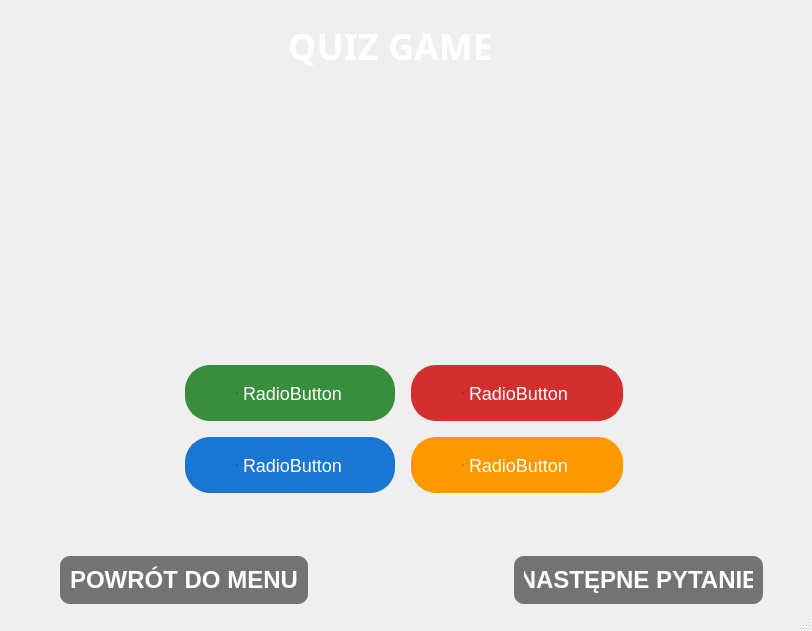
Before: the Qt Designer form Qt/QuizGame/mainwindow.ui in Ajgorek04/ProjektQuiz, drawn with Qt 5.
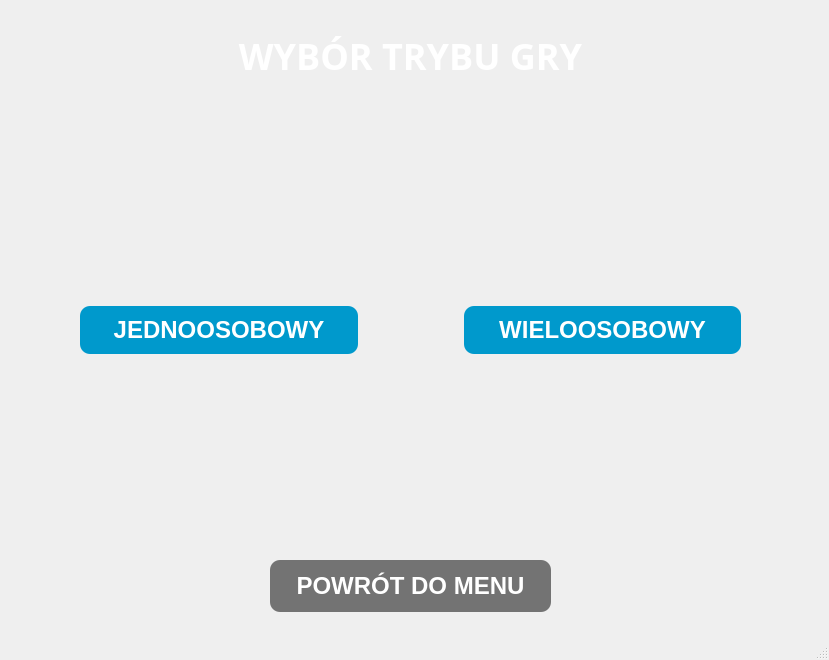
After: the same form once the commit is applied. The open tabs and pages were chosen to show the change.

Diff of the .ui file:
```diff
--- a/Qt/QuizGame/mainwindow.ui
+++ b/Qt/QuizGame/mainwindow.ui
@@ -6,8 +6,8 @@
    <rect>
     <x>0</x>
     <y>0</y>
-    <width>812</width>
-    <height>631</height>
+    <width>829</width>
+    <height>660</height>
    </rect>
   </property>
   <property name="windowTitle">
@@ -20,10 +20,10 @@
    <widget class="QStackedWidget" name="stackedWidget">
     <property name="geometry">
      <rect>
-      <x>-10</x>
-      <y>0</y>
-      <width>811</width>
-      <height>631</height>
+      <x>0</x>
+      <y>10</y>
+      <width>821</width>
+      <height>641</height>
      </rect>
     </property>
     <property name="frameShape">
@@ -168,6 +168,131 @@
      </widget>
     </widget>
     <widget class="QWidget" name="page2">
+     <widget class="QLabel" name="label_3">
+      <property name="geometry">
+       <rect>
+        <x>20</x>
+        <y>20</y>
+        <width>781</width>
+        <height>51</height>
+       </rect>
+      </property>
+      <property name="font">
+       <font>
+        <family>Segoe Script</family>
+        <pointsize>-1</pointsize>
+        <bold>true</bold>
+       </font>
+      </property>
+      <property name="styleSheet">
+       <string notr="true">color: #fff;
+font-size: 36px;
+font-weight: bold;</string>
+      </property>
+      <property name="frameShape">
+       <enum>QFrame::Shape::NoFrame</enum>
+      </property>
+      <property name="text">
+       <string>WYBÓR TRYBU GRY</string>
+      </property>
+      <property name="textFormat">
+       <enum>Qt::TextFormat::AutoText</enum>
+      </property>
+      <property name="scaledContents">
+       <bool>false</bool>
+      </property>
+      <property name="alignment">
+       <set>Qt::AlignmentFlag::AlignCenter</set>
+      </property>
+     </widget>
+     <widget class="QWidget" name="horizontalLayoutWidget_2">
+      <property name="geometry">
+       <rect>
+        <x>80</x>
+        <y>280</y>
+        <width>661</width>
+        <height>80</height>
+       </rect>
+      </property>
+      <layout class="QHBoxLayout" name="horizontalLayout_2">
+       <item>
+        <widget class="QPushButton" name="tryb_gry1">
+         <property name="styleSheet">
+          <string notr="true">QPushButton {
+    text-align: center;
+    vertical-align: middle;
+    padding: 10px;
+    background-color: #0099cc;
+    color: white;
+    font-size: 24px;
+    border-radius: 10px;
+	font-weight: bold;
+	margin-right: 50px;
+}
+QPushButton:hover {
+    background-color:  #007399 ;
+}</string>
+         </property>
+         <property name="text">
+          <string>JEDNOOSOBOWY</string>
+         </property>
+        </widget>
+       </item>
+       <item>
+        <widget class="QPushButton" name="rules_3">
+         <property name="styleSheet">
+          <string notr="true">QPushButton {
+    text-align: center;
+    vertical-align: middle;
+    padding: 10px;
+    background-color: #0099cc;
+    color: white;
+    font-size: 24px;
+    border-radius: 10px;
+	font-weight: bold;
+	margin-left: 50px;
+}
+QPushButton:hover {
+    background-color:  #007399 ;
+}</string>
+         </property>
+         <property name="text">
+          <string>WIELOOSOBOWY</string>
+         </property>
+        </widget>
+       </item>
+      </layout>
+     </widget>
+     <widget class="QPushButton" name="back_button4">
+      <property name="geometry">
+       <rect>
+        <x>270</x>
+        <y>550</y>
+        <width>281</width>
+        <height>52</height>
+       </rect>
+      </property>
+      <property name="styleSheet">
+       <string notr="true">QPushButton {
+    text-align: center;
+    vertical-align: middle;
+    padding: 10px;
+    background-color:  #737373 ;
+    color: white;
+    font-size: 24px;
+    border-radius: 10px;
+	font-weight: bold;
+}
+QPushButton:hover {
+    background-color: #595959;
+}</string>
+      </property>
+      <property name="text">
+       <string>POWRÓT DO MENU</string>
+      </property>
+     </widget>
+    </widget>
+    <widget class="QWidget" name="page3">
      <widget class="QLabel" name="label_2">
       <property name="geometry">
        <rect>
@@ -266,146 +391,123 @@
      <widget class="QWidget" name="formLayoutWidget">
       <property name="geometry">
        <rect>
-        <x>190</x>
-        <y>360</y>
-        <width>448</width>
-        <height>166</height>
+        <x>140</x>
+        <y>390</y>
+        <width>591</width>
+        <height>101</height>
        </rect>
       </property>
       <layout class="QFormLayout" name="formLayout">
+       <property name="labelAlignment">
+        <set>Qt::AlignmentFlag::AlignCenter</set>
+       </property>
+       <property name="formAlignment">
+        <set>Qt::AlignmentFlag::AlignCenter</set>
+       </property>
        <item row="0" column="0">
-        <widget class="QRadioButton" name="radioButton1">
+        <widget class="QPushButton" name="button_answerA">
          <property name="styleSheet">
-          <string notr="true">QRadioButton {
-    font-size: 18px;
-    padding: 15px 50px;
-    margin: 5px;
-    background-color: #388E3C;
+          <string notr="true">QPushButton {
+    font-size: 16px;
+    font-weight: bold;
     color: white;
-    border-radius: 25px;
-    border: 2px solid #388E3C;
-    text-align: center;
+    background-color: #3498db;
+    border: none;
+    border-radius: 10px;
+    padding: 12px 20px;
+	width: 200px;
+	max-width: 200px;
+	word-wrap: break-word;
 }
 
-QRadioButton::indicator {
-    width: 0px;
-    height: 0px;
+QPushButton:hover {
+    background-color:#2c80b4;;
 }
-
-QRadioButton:hover {
-    background-color: #4CAF50;
-    border-color: #4CAF50;
-}
-
-QRadioButton#radioButton1:checked {
-    background-color: #2E7D32;
-    border-color: #2E7D32;
-}</string>
+</string>
          </property>
          <property name="text">
-          <string>RadioButton</string>
-         </property>
-        </widget>
-       </item>
-       <item row="0" column="1">
-        <widget class="QRadioButton" name="radioButton2">
-         <property name="styleSheet">
-          <string notr="true">QRadioButton {
-    font-size: 18px;
-    padding: 15px 50px;
-    margin: 5px;
-    background-color: #D32F2F;
-    color: white;
-    border-radius: 25px;
-    border: 2px solid #D32F2F;
-    text-align: center;
-}
-
-QRadioButton::indicator {
-    width: 0px;
-    height: 0px;
-}
-
-QRadioButton:hover {
-    background-color: #F44336;
-    border-color: #F44336;
-}
-
-QRadioButton:checked {
-    background-color: #C62828;
-    border-color: #C62828;
-}</string>
-         </property>
-         <property name="text">
-          <string>RadioButton</string>
+          <string>PushButton</string>
          </property>
         </widget>
        </item>
        <item row="1" column="0">
-        <widget class="QRadioButton" name="radioButton3">
+        <widget class="QPushButton" name="button_answerC">
          <property name="styleSheet">
-          <string notr="true">QRadioButton {
-    font-size: 18px;
-    padding: 15px 50px;
-    margin: 5px;
-    background-color: #1976D2;
+          <string notr="true">QPushButton {
+    font-size: 16px;
+    font-weight: bold;
     color: white;
-    border-radius: 25px;
-    border: 2px solid #1976D2;
-    text-align: center;
+    background-color: #e74c3c;
+    border: none;
+    border-radius: 10px;
+    padding: 12px 20px;
+	width: 200px;
+	width: 200px;
+	max-width: 200px;
+	word-wrap: break-word;
 }
 
-QRadioButton::indicator {
-    width: 0px;
-    height: 0px;
+QPushButton:hover {
+    background-color: #c44133;
 }
-
-QRadioButton:hover {
-    background-color: #2196F3;
-    border-color: #2196F3;
+</string>
+         </property>
+         <property name="text">
+          <string>PushButton</string>
+         </property>
+        </widget>
+       </item>
+       <item row="0" column="1">
+        <widget class="QPushButton" name="button_answerB">
+         <property name="autoFillBackground">
+          <bool>false</bool>
+         </property>
+         <property name="styleSheet">
+          <string notr="true">QPushButton {
+    font-size: 16px;
+    font-weight: bold;
+    color: white;
+    background-color: #e67e22;
+    border: none;
+    border-radius: 10px;
+    padding: 12px 20px;
+	width: 200px;
+	max-width: 200px;
+	word-wrap: break-word;
 }
 
-QRadioButton:checked {
-    background-color: #1565C0;
-    border-color: #1565C0;
-}</string>
+QPushButton:hover {
+    background-color: #cf711e;
+}
+</string>
          </property>
          <property name="text">
-          <string>RadioButton</string>
+          <string>PushButton</string>
          </property>
         </widget>
        </item>
        <item row="1" column="1">
-        <widget class="QRadioButton" name="radioButton4">
+        <widget class="QPushButton" name="button_answerD">
          <property name="styleSheet">
-          <string notr="true">QRadioButton {
-    font-size: 18px;
-    padding: 15px 50px;
-    margin: 5px;
-    background-color: #FF9800;
+          <string notr="true">QPushButton {
+    font-size: 16px;
+    font-weight: bold;
     color: white;
-    border-radius: 25px;
-    border: 2px solid #FF9800;
-    text-align: center;
+    background-color: #27ae60;
+    border: none;
+    border-radius: 10px;
+    padding: 12px 20px;
+	width: 200px;
+	max-width: 200px;
+	word-wrap: break-word;
 }
-
-QRadioButton::indicator {
-    width: 0px;
-    height: 0px;
+QPushButton:hover {
+    background-color: #1e874c;
 }
-
-QRadioButton:hover {
-    background-color: #FFB74D;
-    border-color: #FFB74D;
-}
-
-QRadioButton:checked {
-    background-color: #FB8C00;
-    border-color: #FB8C00;
-}</string>
+</string>
          </property>
          <property name="text">
-          <string>RadioButton</string>
+          <string>PushButton</string>
          </property>
         </widget>
        </item>
```
Left out of the diff: 253 changed lines with no effect on the pictures.
